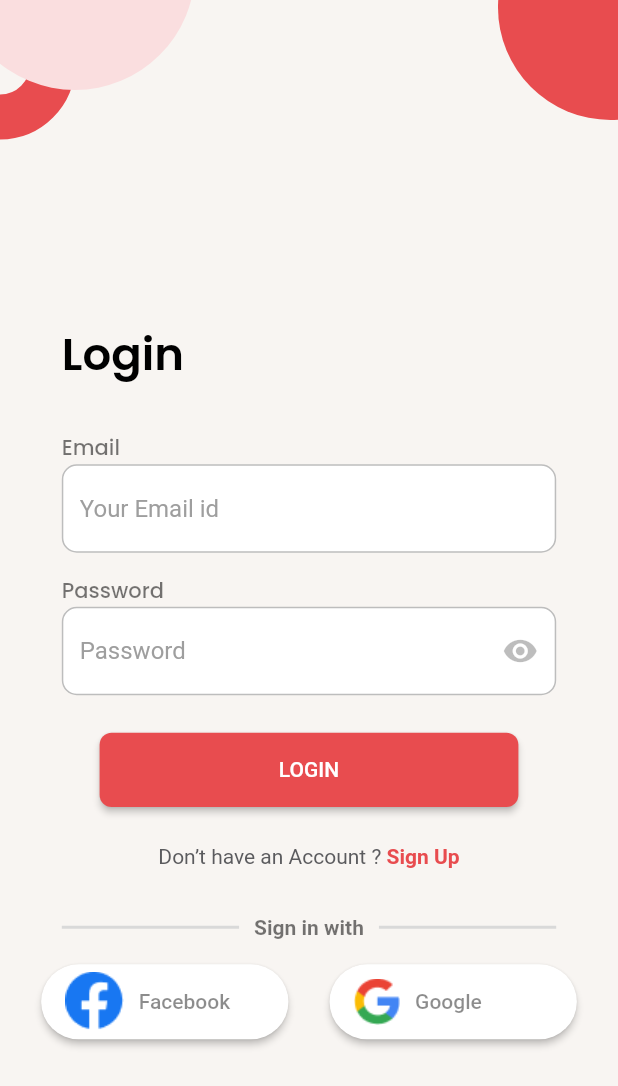
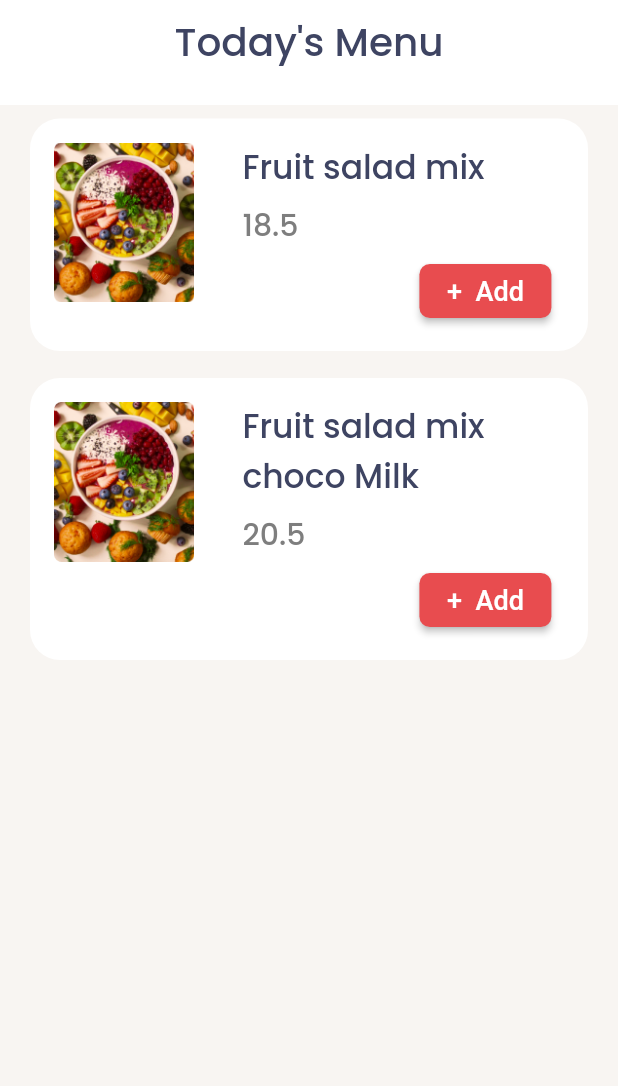
Before and after one commit to kartikjetani/canteenapp, a Flutter app: the screen it shows after launch, on a phone screen of 412 x 824 dp. Shown: the top 1086 px of the screen. Run offline on Flutter 3.47's test engine with Material 2 defaults, Android fonts, the phone set to English and light mode, and no system bars; our stand-ins replace firebase_auth, firebase_core, google_fonts, google_sign_in; missing offline and left inert: dart:ffi; accounts and stored records are empty.

Commit message:
menu added

```diff
--- /dev/null
+++ b/lib/components/menu_data.dart
@@ -0,0 +1,14 @@
+import 'package:flutter/material.dart';
+
+class DataOfMenu {
+  String? imgUrl;
+  String? Name;
+  double? price;
+
+  //DataOfMenu({this.imgUrl, this.Name, this.price});
+  DataOfMenu(String img, String name, double price){
+    this.imgUrl = img;
+    this.Name = name;
+    this.price = price;
+  }
+}
--- /dev/null
+++ b/lib/components/menu_list_view.dart
@@ -0,0 +1,106 @@
+import 'package:canteenapp/components/menu_data.dart';
+import 'package:flutter/material.dart';
+import 'package:google_fonts/google_fonts.dart';
+
+
+class ListDisplay extends StatelessWidget {
+  @override
+  Widget build(BuildContext context) {
+    List<DataOfMenu> menu = [];
+    menu.add(DataOfMenu("menu_item_1", "Fruit salad mix", 18.500));
+    menu.add(DataOfMenu("menu_item_1", "Fruit salad mix choco Milk", 20.500));
+
+    return Scaffold(
+        backgroundColor: Color.fromRGBO(248, 245, 242, 1),
+        appBar: PreferredSize(
+          preferredSize: Size.fromHeight(70.0),
+          child: AppBar(
+            title: Center(
+                child: Text("Today's Menu",
+                    style: GoogleFonts.poppins(
+                        fontSize: 26,
+                        fontWeight: FontWeight.w500,
+                        fontStyle: FontStyle.normal,
+                        color: Color.fromRGBO(62, 68, 98, 1)))),
+            backgroundColor: Colors.white,
+            elevation: 0,
+          ),
+        ),
+        body: ListView.builder(
+            itemCount: menu.length,
+            itemBuilder: (BuildContext context, int index) {
+              return Padding(
+                padding:
+                const EdgeInsets.symmetric(vertical: 5.0, horizontal: 16.0),
+                child: Card(
+                    elevation: 0,
+                    shape: RoundedRectangleBorder(
+                      borderRadius: BorderRadius.all(Radius.circular(20.0)),
+                    ),
+                    child: Row(
+                      crossAxisAlignment: CrossAxisAlignment.start,
+                      children: [
+                        Padding(
+                          padding: const EdgeInsets.all(16.0),
+                          child: Image(
+                              height: 82 * 1.3,
+                              width: 72 * 1.3,
+                              image: AssetImage(
+                                  'assets/images/${menu[index].imgUrl}.png')),
+                        ),
+                        Padding(
+                            padding: const EdgeInsets.all(16.0),
+                            child: Column(
+                              crossAxisAlignment: CrossAxisAlignment.start,
+                              children: [
+                                SizedBox(
+                                  width:
+                                  MediaQuery.of(context).size.width * 0.50,
+                                  child: Text("${menu[index].Name}",
+                                      style: GoogleFonts.poppins(
+                                          fontSize: 22,
+                                          fontWeight: FontWeight.w500,
+                                          fontStyle: FontStyle.normal,
+                                          color:
+                                          Color.fromRGBO(62, 68, 98, 1))),
+                                ),
+                                SizedBox(
+                                  height: 7,
+                                ),
+                                Text('${menu[index].price}',
+                                    style: GoogleFonts.poppins(
+                                        fontSize: 20,
+                                        fontWeight: FontWeight.w500,
+                                        fontStyle: FontStyle.normal,
+                                        color:
+                                        Color.fromRGBO(126, 126, 126, 1))),
+                                SizedBox(
+                                  height: 5,
+                                ),
+                                Container(
+                                  width: MediaQuery.of(context).size.width*0.5,
+                                  child: Align(
+                                    alignment: Alignment(1.0, 0.4),
+                                    child: RaisedButton(
+                                      shape: RoundedRectangleBorder(
+                                        borderRadius: BorderRadius.circular(7),
+                                      ),
+                                      color: Color.fromRGBO(232, 76, 79, 1) ,
+                                      onPressed: () {
+                                        //Todo: implement main logic here for adding item to cart!!!
+                                      },
+                                      child: Text("+  Add", style: TextStyle(color: Colors.white, fontSize: 18),),
+                                    ),
+                                  ),
+                                )
+                              ],
+                            ))
+                      ],
+                    )
+
+                ),
+              );
+            }) //ListView.builder()
+    );
+  }
+}
--- a/lib/components/text_input_box.dart
+++ b/lib/components/text_input_box.dart
@@ -15,7 +15,6 @@ class MyInputBox extends StatelessWidget {
   @override
   Widget build(BuildContext context) {
     Size size = MediaQuery.of(context).size;
-
     return Column(
       children: [
         Container(
--- a/lib/main.dart
+++ b/lib/main.dart
@@ -1,3 +1,4 @@
+import 'package:canteenapp/screens/home_screen.dart';
 import 'package:canteenapp/screens/login_screen.dart';
 import 'package:flutter/material.dart';
 import 'package:flutter/services.dart';
@@ -97,7 +98,7 @@ class MyApp extends StatelessWidget {
           // primaryColor: kPrimaryColor,
           // scaffoldBackgroundColor: Colors.white,
           ),
-      home: LoginScreen(),
+      home: HomeScreen(),
     );
   }
 }
--- a/lib/screens/home_screen.dart
+++ b/lib/screens/home_screen.dart
@@ -1,3 +1,4 @@
+import 'package:canteenapp/components/menu_list_view.dart';
 import 'package:flutter/material.dart';
 
 class HomeScreen extends StatelessWidget {
@@ -7,7 +8,7 @@ class HomeScreen extends StatelessWidget {
   Widget build(BuildContext context) {
     return Container(
       alignment: Alignment.center,
-      child: Text("HomeScreen"),
+      child: ListDisplay(),
     );
   }
 }
--- a/pubspec.yaml
+++ b/pubspec.yaml
@@ -52,6 +52,7 @@ flutter:
   # To add assets to your application, add an assets section, like this:
   assets:
     - assets/images/
+
   # An image asset can refer to one or more resolution-specific "variants", see
   # https://flutter.dev/assets-and-images/#resolution-aware.
 
```
Also changed, not shown: assets/images/menu_item_1.png (added), pubspec.lock.
